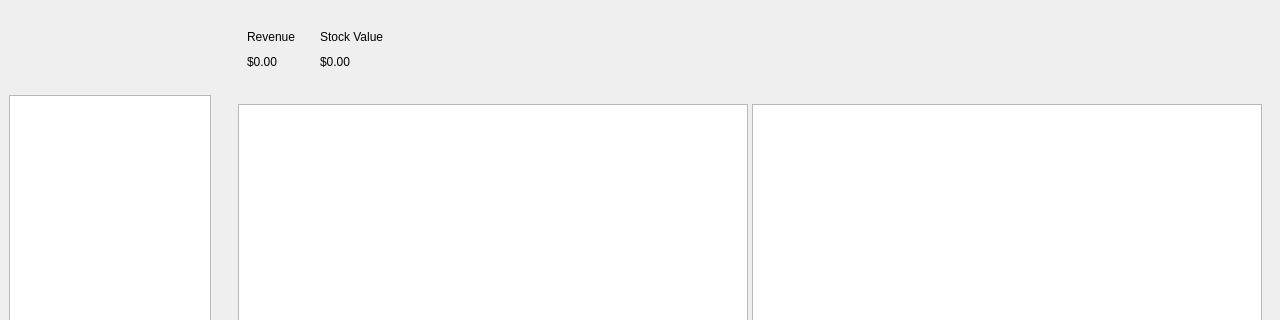
Above: mainwindow.ui from NoureddineDRIOUECH/POS before the change; both pictures show x 0 to 1280 and y 0 to 320 of the 1280 by 800 pixel window. Below: the same form after it.
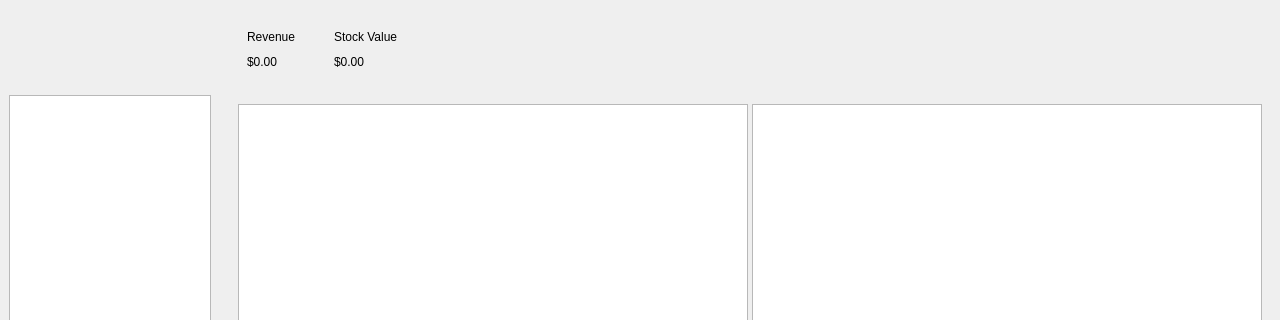
That is the form after the change. Icons and pictures are not drawn.

Commit message: issue side bar done

```diff
--- a/mainwindow.ui
+++ b/mainwindow.ui
@@ -116,6 +116,9 @@
           </size>
          </property>
          <layout class="QHBoxLayout" name="horizontalLayout_stats">
+          <property name="spacing">
+           <number>20</number>
+          </property>
           <item>
            <widget class="QWidget" name="revenueWidget" native="true">
             <layout class="QVBoxLayout" name="verticalLayout_revenue">
```
The commit also changes 1 other file.
